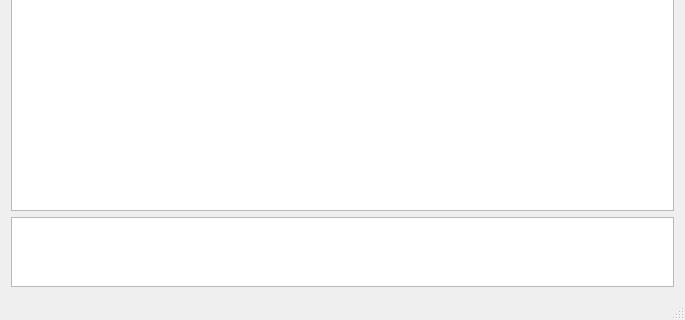
The window that src/stalbias.ui (RolfVieten/StalGrowth) describes before a commit, drawn with Qt 5; both pictures show x 0 to 685 and y 153 to 473 of the 685 by 473 pixel window.
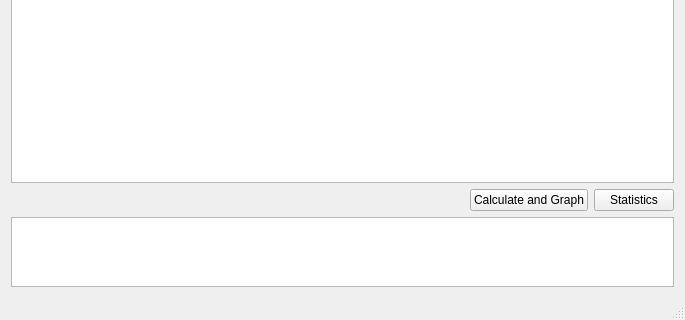
The same window after the commit.

Commit message: Added separate window for statistics and biasing

What changed in the file:
```diff
--- a/src/stalbias.ui
+++ b/src/stalbias.ui
@@ -18,6 +18,37 @@
     <item>
      <widget class="QTableView" name="tableView"/>
     </item>
+    <item>
+     <layout class="QHBoxLayout" name="horizontalLayout">
+      <item>
+       <spacer name="horizontalSpacer">
+        <property name="orientation">
+         <enum>Qt::Horizontal</enum>
+        </property>
+        <property name="sizeHint" stdset="0">
+         <size>
+          <width>40</width>
+          <height>20</height>
+         </size>
+        </property>
+       </spacer>
+      </item>
+      <item>
+       <widget class="QPushButton" name="CalcGrap">
+        <property name="text">
+         <string>Calculate and Graph</string>
+        </property>
+       </widget>
+      </item>
+      <item>
+       <widget class="QPushButton" name="statistic">
+        <property name="text">
+         <string>Statistics</string>
+        </property>
+       </widget>
+      </item>
+     </layout>
+    </item>
     <item>
      <widget class="QTextBrowser" name="textBrowser">
       <property name="sizePolicy">
```
The commit also changes 17 other files.
